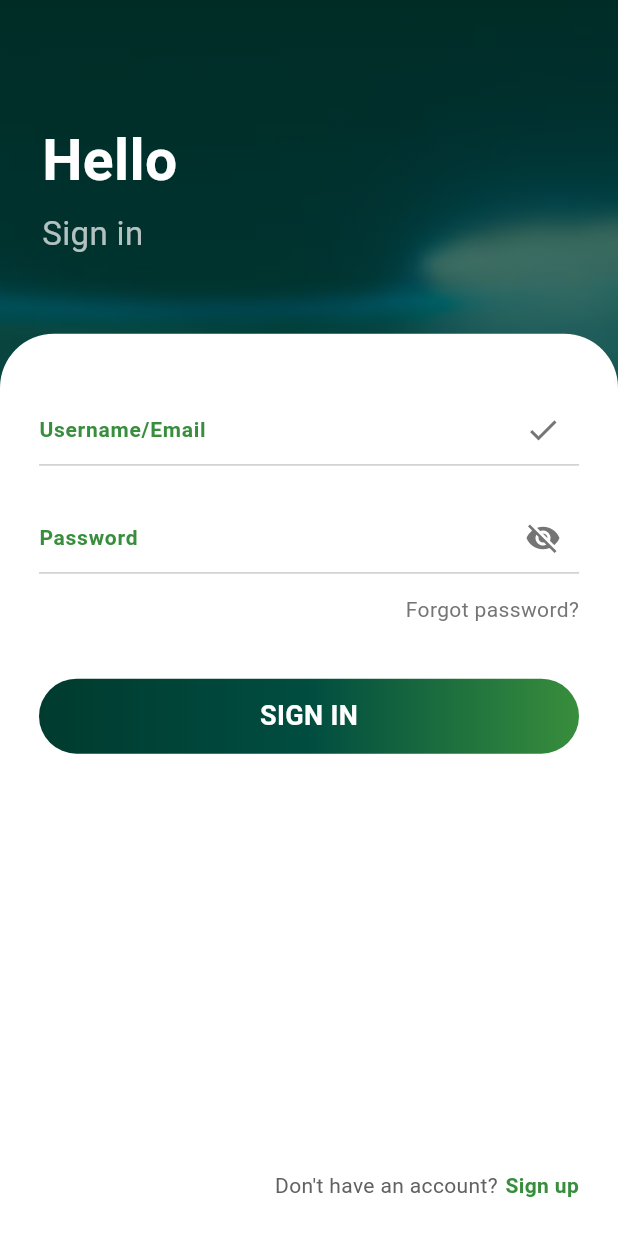
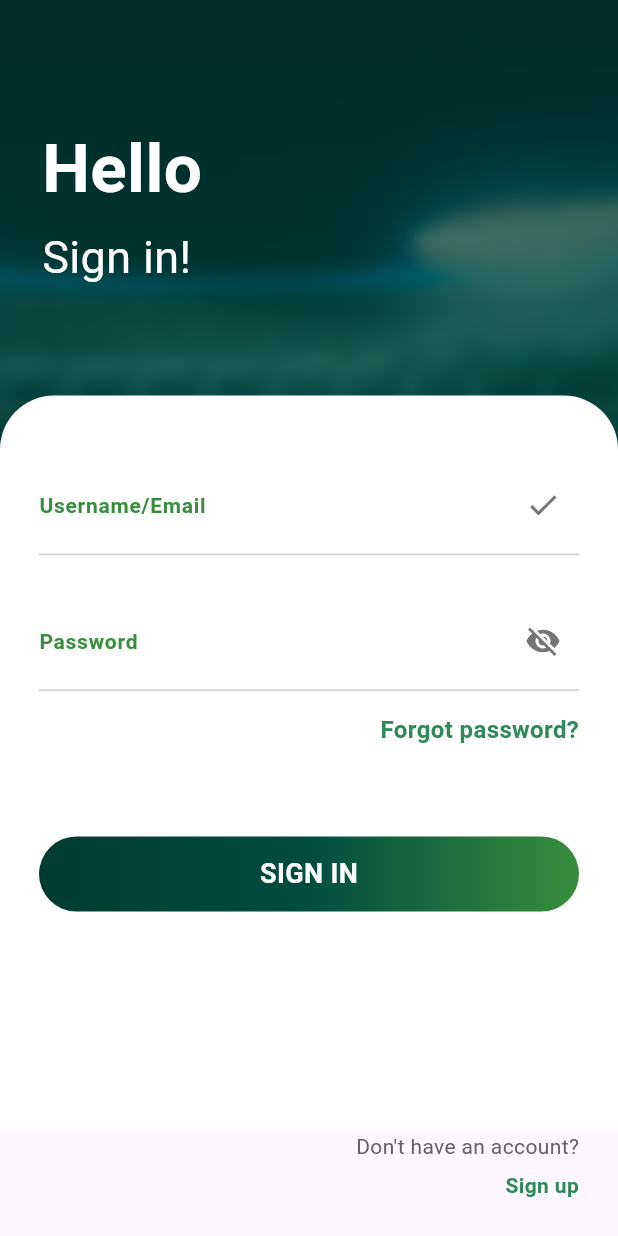
Before and after one commit to bogdanbalasoiu20/TeamUp-Frontend-Flutter, a Flutter app: the screen it shows after launch, after a tap on "SIGN IN", on a phone screen of 412 x 824 dp. Run offline on Flutter 3.47's test engine with Material 3 defaults, Android fonts, the light colour scheme and no system bars.

Commit message:
fixed Sign up button over keyboard problem

```diff
--- a/lib/screens/login_page.dart
+++ b/lib/screens/login_page.dart
@@ -10,10 +10,13 @@ class LoginScreen extends StatelessWidget{
     final size = MediaQuery.of(context).size;// afla dimnesiunea ecranului
 
     return Scaffold(
+      resizeToAvoidBottomInset: true, //permite ridicarea UI-ului cand apare tastatura
+
       body: Stack(//folosesc stack pentru a pune unul peste altul fundalul,titlul, containerul si footer-ul
         children:[
+          // Fundalul
           Container(
-              decoration: BoxDecoration(  //clasa care imi permite sa stilizez un container
+            decoration: BoxDecoration(  //clasa care imi permite sa stilizeze un container
               gradient: LinearGradient(
                   colors:[
                     const Color(0xFF003B2F),
@@ -42,7 +45,7 @@ class LoginScreen extends StatelessWidget{
                     Text(
                         "Hello",
                         style: TextStyle(
-                      fontSize:38,
+                            fontSize:45,
                             color: Colors.white,
                             fontWeight: FontWeight.bold
                         )
@@ -52,10 +55,10 @@ class LoginScreen extends StatelessWidget{
 
                     //Subtitlu
                     Text(
-                    "Sign in",
+                        "Sign in!",
                         style:TextStyle(
-                      fontSize: 22,
-                      color: Colors.white70
+                            fontSize: 30,
+                            color: Colors.white
                         )
                     )
 
@@ -65,8 +68,8 @@ class LoginScreen extends StatelessWidget{
           ),
 
           //Containerul alb
-            Positioned( //control de pozitionare a containerului, widget care imi permite sa pun un widget intr-o pozitie exacta(top, bottom, left, right), doar daca se afla intr-un Stack
-              top: size.height*0.27,  //specific distanta fata de margini
+          Positioned(
+              top: size.height*0.32,  //specific distanta fata de margini
               left:0,
               right:0,
               bottom:0,
@@ -82,7 +85,8 @@ class LoginScreen extends StatelessWidget{
                       )
                   ),
 
-                //contimutul containerului(emailOrUsername, password, buton)
+                  //continutul containerului(emailOrUsername, password, buton)
+                  child:SingleChildScrollView(
                       child:Column(
                         crossAxisAlignment: CrossAxisAlignment.start,
                         children: [
@@ -102,24 +106,26 @@ class LoginScreen extends StatelessWidget{
 
                           const SizedBox(height:14),
 
-                    //Forh=got password
+                          //Forgot password
                           Align(
                               alignment: Alignment.centerRight,
                               child: Text(
                                   "Forgot password?",
                                   style: TextStyle(
-                          fontSize:14,
-                          color: Colors.grey.shade600,
+                                      fontSize:16,
+                                      color: Color(0xFF2E8B57),
+                                      fontWeight: FontWeight.bold
                                   )
                               )
                           ),
 
-                    const SizedBox(height:36),
+                          const SizedBox(height:60),
 
                           //Buton Sign in
                           GestureDetector(
                             //actiune la tap
-                      onTap:(){},
+                              onTap:(){}
+                              ,
                               child:Container(
                                   height:50,
                                   decoration: BoxDecoration(
@@ -145,48 +151,57 @@ class LoginScreen extends StatelessWidget{
                                       )
                                   )
                               )
-                    )
+                          ),
+
+                          const SizedBox(height:120), //spatiu pentru tastatura (Rămâne util pentru a evita suprapunerea butonului de conținutul scrollabil)
                         ],
                       )
                   )
-
+              )
           ),
 
-            //SIGN UP
-            Positioned(
-              bottom: 24,
-              right: 26,
-              child: Row(
-                children:[
+          // ⚠️ Secțiunea 'SIGN UP' a fost MUTATĂ în 'bottomNavigationBar' a Scaffold-ului
+        ],
+      ),
+
+      // Soluția: Mutarea elementului fix în bottomNavigationBar pentru a NU se ridica odată cu tastatura
+      bottomNavigationBar: IgnorePointer(
+        ignoring: false, // permite interactiunea cu butonul (dacă ar fi un GestureDetector/InkWell)
+        child: Padding(
+          padding: const EdgeInsets.only(right: 26, bottom: 24),
+          child: Column(
+            crossAxisAlignment: CrossAxisAlignment.end,
+            mainAxisSize: MainAxisSize.min, // Ocupă spațiul minim
+            children: [
+
               Text(
                 "Don't have an account?",
                 style: TextStyle(
                   fontSize: 14,
-                      color: Colors.grey.shade700
-                    )
+                  color: Colors.grey.shade700,
+                ),
               ),
 
-                  const SizedBox(width: 5),
+              const SizedBox(height: 6),
 
-                  //link SIGN UP
+              //SIGN UP – ramane dedesubt, ca un link
               const Text(
                 "Sign up",
                 style: TextStyle(
                   fontSize: 14,
-                      color: AppColors.primaryGreenLight,
+                  color: Color(0xFF2E8B57),
                   fontWeight: FontWeight.bold,
-                    )
-                  )
-
-                ]
-              )
+                ),
               )
             ],
+          ),
+        ),
       ),
     );
   }
 }
 
+// ---
 
 //campul pentru email/parola
 class BehanceUnderlineInput extends StatefulWidget{
@@ -225,7 +240,7 @@ class _BehanceUnerlineInputState extends State<BehanceUnderlineInput>{
         labelStyle: const TextStyle(
             color: AppColors.primaryGreenLight,
             fontSize:14,
-          fontWeight: FontWeight.w600
+            fontWeight: FontWeight.w700
         ),
 
         //Linia gri subtire cand inputul nu este focusat
@@ -236,7 +251,7 @@ class _BehanceUnerlineInputState extends State<BehanceUnderlineInput>{
             )
         ),
 
-        //Linia rosie cant inputul este focusat
+        //Linia cand inputul este focusat
         focusedBorder: const UnderlineInputBorder(
             borderSide: BorderSide(
               color: AppColors.primaryGreenLight,
@@ -261,8 +276,9 @@ class _BehanceUnerlineInputState extends State<BehanceUnderlineInput>{
             color:Colors.grey.shade600)
             :null
         ),
-        contentPadding: const EdgeInsets.only(top: 6),
 
+        //Spatiere intre label si linia gri + text
+        contentPadding: const EdgeInsets.only(top: 18, bottom: 10),
       ),
     );
   }
```
Lines whose indentation alone changed are shown as unchanged.
